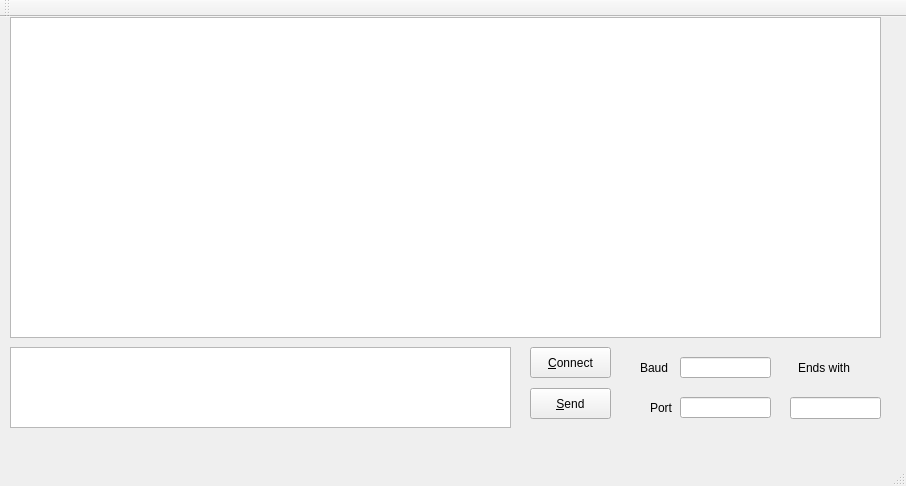
Old version of the form QSH/mainwindow.ui in the repository libertas/SerialHelper.
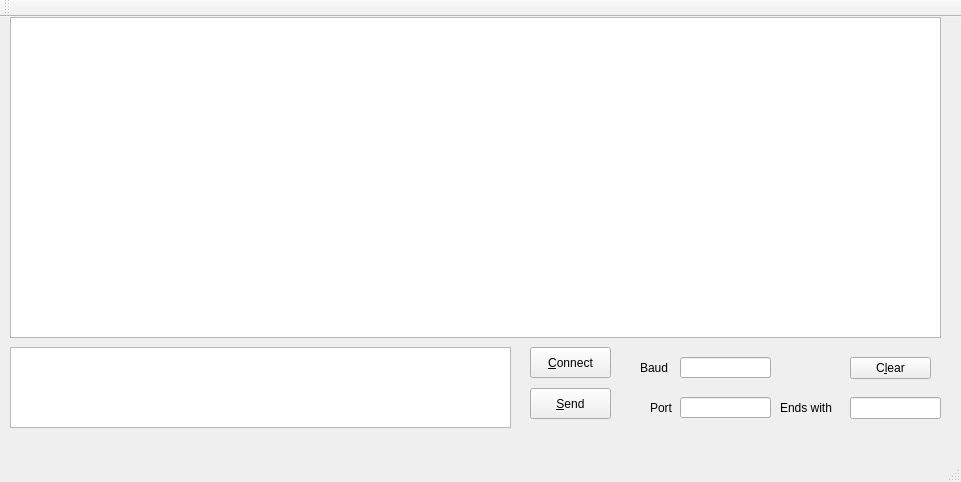
New version of the form.

Commit message: add clear button

```diff
--- a/QSH/mainwindow.ui
+++ b/QSH/mainwindow.ui
@@ -6,8 +6,8 @@
    <rect>
     <x>0</x>
     <y>0</y>
-    <width>906</width>
-    <height>486</height>
+    <width>961</width>
+    <height>482</height>
    </rect>
   </property>
   <property name="windowTitle">
@@ -19,7 +19,7 @@
      <rect>
       <x>10</x>
       <y>0</y>
-      <width>871</width>
+      <width>931</width>
       <height>321</height>
      </rect>
     </property>
@@ -109,7 +109,7 @@
    <widget class="QLineEdit" name="ending">
     <property name="geometry">
      <rect>
-      <x>790</x>
+      <x>850</x>
       <y>380</y>
       <width>91</width>
       <height>22</height>
@@ -119,9 +119,9 @@
    <widget class="QLabel" name="ending_label">
     <property name="geometry">
      <rect>
-      <x>798</x>
-      <y>340</y>
-      <width>71</width>
+      <x>780</x>
+      <y>380</y>
+      <width>61</width>
       <height>21</height>
      </rect>
     </property>
@@ -129,6 +129,19 @@
      <string>Ends with</string>
     </property>
    </widget>
+   <widget class="QPushButton" name="clear">
+    <property name="geometry">
+     <rect>
+      <x>850</x>
+      <y>340</y>
+      <width>81</width>
+      <height>22</height>
+     </rect>
+    </property>
+    <property name="text">
+     <string>C&amp;lear</string>
+    </property>
+   </widget>
   </widget>
   <widget class="QMenuBar" name="menuBar">
    <property name="geometry">
```
Left out of the diff: 19 changed lines with no effect on the pictures. The commit also changes 2 other files.
